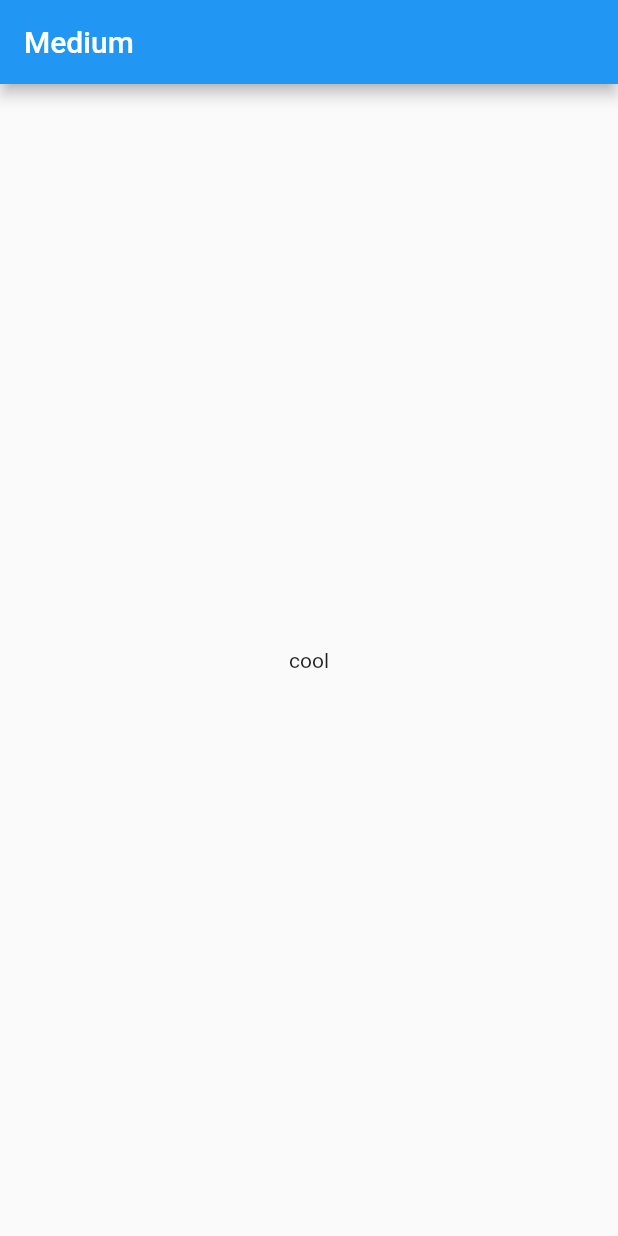
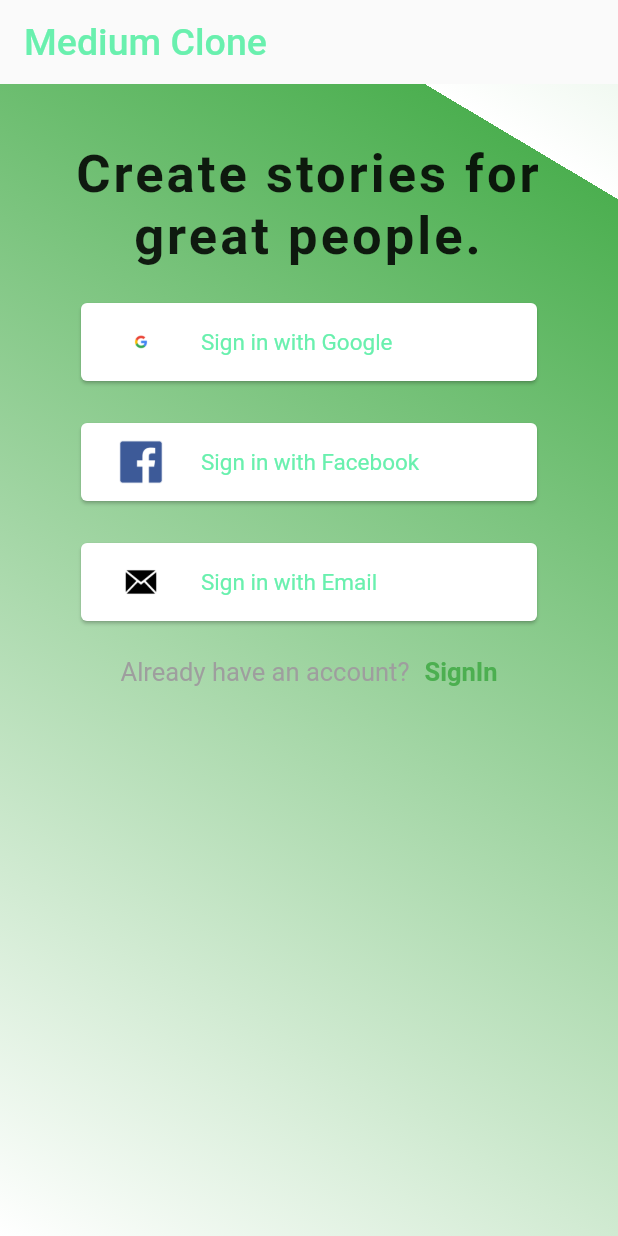
Before and after one commit to gaiyadev/Medium_clone_ui, a Flutter app: the screen it shows after launch, on a phone screen of 412 x 824 dp. Run offline on Flutter 3.47's test engine with Material 2 defaults, Android fonts, the phone set to English and light mode, and no system bars.

Commit message:
Add: added welcome screen and handler responsivenes

```diff
--- a/lib/screens/home_screen.dart
+++ b/lib/screens/home_screen.dart
@@ -1,14 +1,125 @@
 import 'package:flutter/material.dart';
+import 'package:medium_app/utils/constants.dart';
+import 'package:medium_app/widgets/signInWidget.dart';
+import 'package:medium_app/widgets/textWidget.dart';
 
-class MyHomePage extends StatelessWidget {
+class MyHomePage extends StatefulWidget {
+  @override
+  _MyHomePageState createState() => _MyHomePageState();
+}
+
+class _MyHomePageState extends State<MyHomePage> {
+  Widget _boxContainerButtons(String path, String text) {
+    return Container(
+      height: 60.0,
+      width: MediaQuery.of(context).size.width,
+      child: Card(
+        child: Padding(
+          padding: const EdgeInsets.symmetric(horizontal: 20, vertical: 10),
+          child: Row(
+            children: [
+              Image.asset(
+                path,
+                height: 40.0,
+                width: 40.0,
+              ),
+              SizedBox(
+                width: 20.0,
+              ),
+              Text(
+                text,
+                style: kSocialSignInStyle,
+              ),
+            ],
+          ),
+        ),
+      ),
+    );
+  }
+
   @override
   Widget build(BuildContext context) {
+    final mediaQuery = MediaQuery.of(context);
     return Scaffold(
       appBar: AppBar(
-        title: Text('Medium'),
+        elevation: 0,
+        backgroundColor: Colors.transparent,
+        title: const Text(
+          'Medium Clone',
+          style: TextStyle(
+            color: Colors.greenAccent,
+            fontSize: 25.0,
+          ),
+        ),
       ),
-      body: Center(
-        child: Text('cool'),
+      body: Container(
+        height: mediaQuery.size.height,
+        width: mediaQuery.size.width,
+        decoration: BoxDecoration(
+          gradient: LinearGradient(
+            colors: [
+              Colors.white,
+              Colors.green,
+            ],
+            begin: const FractionalOffset(0.0, 1.0),
+            end: const FractionalOffset(1.0, 0.1),
+            stops: [0.0, 2.0],
+            tileMode: TileMode.repeated,
+          ),
+        ),
+        child: Padding(
+          padding: const EdgeInsets.symmetric(horizontal: 50.0, vertical: 40.0),
+          child: Column(
+            children: [
+              // TextWidgets(
+              //   text: 'Medium',
+              // ),
+              // SizedBox(
+              //   height: mediaQuery.size.height / 6,
+              // ),
+              TextWidgets(
+                text: 'Create stories for great people.',
+              ),
+              SizedBox(
+                height: 20,
+              ),
+              _boxContainerButtons('images/google.png', 'Sign in with Google'),
+              SizedBox(
+                height: 20,
+              ),
+              _boxContainerButtons(
+                'images/fbdownload.png',
+                'Sign in with Facebook',
+              ),
+              SizedBox(
+                height: 20,
+              ),
+              _boxContainerButtons(
+                'images/email.png',
+                'Sign in with Email',
+              ),
+              SizedBox(
+                height: 20,
+              ),
+              Row(
+                mainAxisAlignment: MainAxisAlignment.center,
+                children: [
+                  SignInWidget(
+                    text: 'Already have an account?',
+                    style: kAlreadyHaveAnAccountStyle,
+                  ),
+                  SizedBox(
+                    width: 10,
+                  ),
+                  SignInWidget(
+                    text: "SignIn",
+                    style: kSignInStyle,
+                  ),
+                ],
+              ),
+            ],
+          ),
+        ),
       ),
     );
   }
--- a/lib/utils/constants.dart
+++ b/lib/utils/constants.dart
@@ -0,0 +1,29 @@
+import 'package:flutter/material.dart';
+
+const kTitleTextStyle = TextStyle(
+  fontSize: 35.0,
+  fontWeight: FontWeight.w600,
+  letterSpacing: 2,
+);
+
+const kSubTitleTextStyle = TextStyle(
+  fontSize: 38,
+  fontWeight: FontWeight.w600,
+  letterSpacing: 2,
+);
+
+const kAlreadyHaveAnAccountStyle = TextStyle(
+  color: Colors.grey,
+  fontSize: 17.0,
+);
+
+const kSignInStyle = TextStyle(
+  color: Colors.green,
+  fontSize: 17.0,
+  fontWeight: FontWeight.bold,
+);
+
+const kSocialSignInStyle = TextStyle(
+  fontSize: 15.0,
+  color: Colors.greenAccent,
+);
--- /dev/null
+++ b/lib/widgets/signInWidget.dart
@@ -0,0 +1,19 @@
+import 'package:flutter/material.dart';
+
+class SignInWidget extends StatelessWidget {
+  final String text;
+  final TextStyle style;
+
+  const SignInWidget({
+    @required this.text,
+    @required this.style,
+  });
+
+  @override
+  Widget build(BuildContext context) {
+    return Text(
+      text,
+      style: style,
+    );
+  }
+}
--- /dev/null
+++ b/lib/widgets/textWidget.dart
@@ -0,0 +1,19 @@
+import 'package:flutter/material.dart';
+import 'package:medium_app/utils/constants.dart';
+
+class TextWidgets extends StatelessWidget {
+  final String text;
+
+  const TextWidgets({
+    @required this.text,
+  });
+
+  @override
+  Widget build(BuildContext context) {
+    return Text(
+      text,
+      style: kTitleTextStyle,
+      textAlign: TextAlign.center,
+    );
+  }
+}
--- a/pubspec.yaml
+++ b/pubspec.yaml
@@ -47,9 +47,8 @@ flutter:
   uses-material-design: true
 
   # To add assets to your application, add an assets section, like this:
-  # assets:
-  #   - images/a_dot_burr.jpeg
-  #   - images/a_dot_ham.jpeg
+  assets:
+    - images/
 
   # An image asset can refer to one or more resolution-specific "variants", see
   # https://flutter.dev/assets-and-images/#resolution-aware.
```
Also changed, not shown: images/email.png (added), images/fbdownload.png (added), images/google.png (added).
